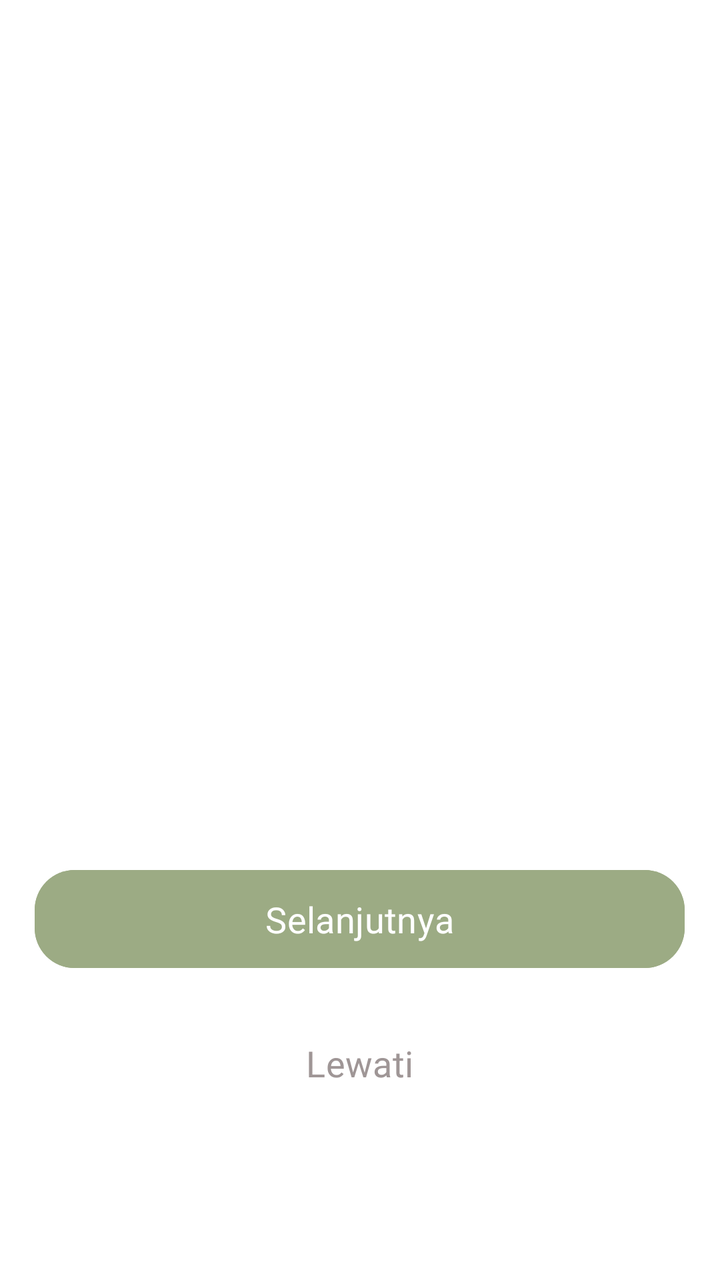
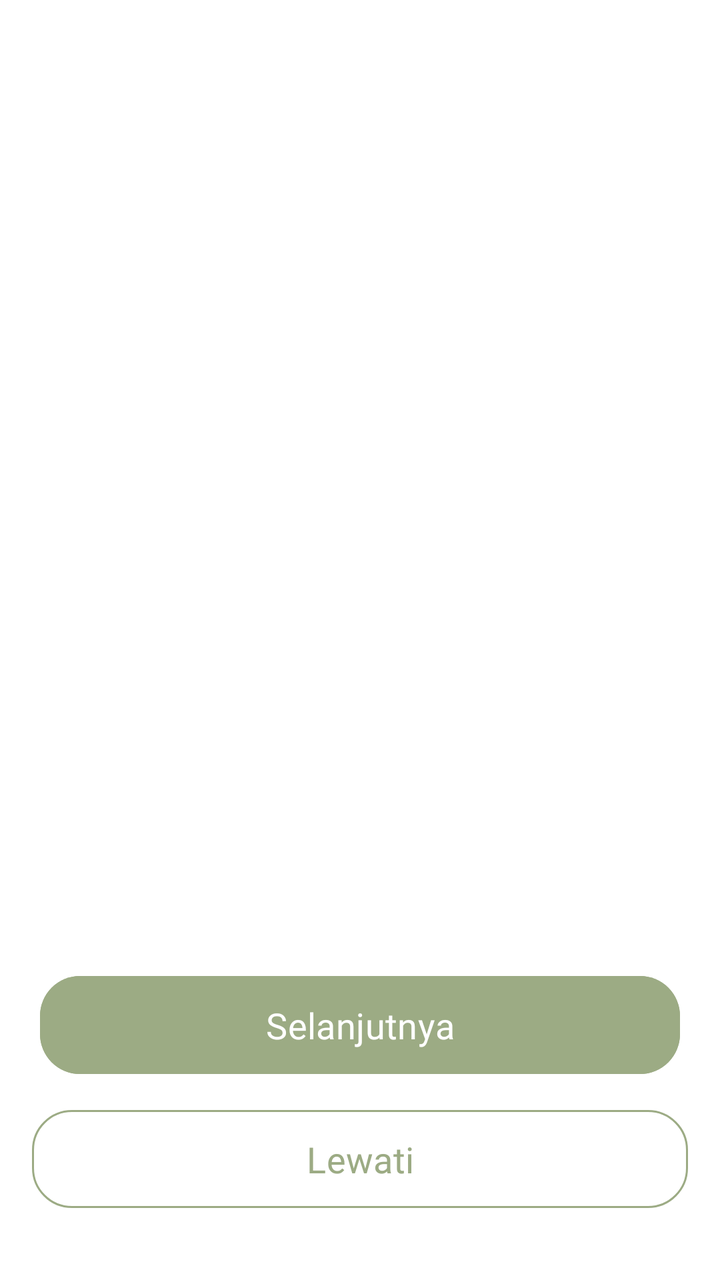

Compare the two renders of this Android layout. The source of the first and the diff that turns it into the second are given below.
<!-- AndroidManifest.xml: activity theme Theme.Rencangku -->
<!-- res/layout/activity_onboarding.xml -->
<LinearLayout xmlns:android="http://schemas.android.com/apk/res/android"
    xmlns:app="http://schemas.android.com/apk/res-auto"
    android:orientation="vertical"
    android:layout_width="match_parent"
    android:layout_height="match_parent"
    android:background="@color/white"
    android:gravity="center">

    <androidx.viewpager.widget.ViewPager
        android:id="@+id/viewPager"
        android:layout_width="match_parent"
        android:layout_height="0dp"
        android:layout_weight="1"
        android:layout_marginBottom="10dp"
        android:contentDescription="@string/onboarding_screens" />

    <FrameLayout
        android:id="@+id/onboarding_5"
        android:layout_width="match_parent"
        android:layout_height="match_parent"
        android:visibility="gone" />

    <Button
        android:id="@+id/nextButton"
        android:layout_width="325dp"
        android:layout_height="57dp"
        android:text="@string/next"
        android:layout_marginStart="20dp"
        android:layout_marginEnd="20dp"
        android:layout_marginBottom="5dp"
        app:cornerRadius="20dp"
        android:textSize="18sp"
        android:fontFamily="@font/poppins_semi_bold"
        android:backgroundTint="@color/primary"
        android:textColor="@android:color/white"/>

    <Button
        android:id="@+id/skipButton"
        android:layout_width="325dp"
        android:layout_height="57dp"
        android:text="@string/skip"
        android:layout_marginStart="16dp"
        android:layout_marginEnd="16dp"
        android:layout_marginTop="10dp"
        android:layout_marginBottom="80dp"
        app:cornerRadius="20dp"
        android:textSize="18sp"
        android:fontFamily="@font/poppins_semi_bold"
        android:backgroundTint="@color/onPrimary"
        android:textColor="#9F9696"/>

</LinearLayout>
<!-- resources referenced by this layout -->
<resources>
  <color name="onPrimary">#FFFFFF</color>
  <color name="primary">#9CAB84</color>
  <color name="white">#FFFFFFFF</color>
  <string name="next">Selanjutnya</string>
  <string name="onboarding_screens">Onboarding screens</string>
  <string name="skip">Lewati</string>
  <style name="Theme.Rencangku" parent="Theme.Material3.DayNight.NoActionBar">
          
      </style>
</resources>

<!-- the commit's change to res/layout/activity_onboarding.xml (unified diff, before → after) -->
@@ -1,52 +1,56 @@
-<LinearLayout xmlns:android="http://schemas.android.com/apk/res/android"
+<androidx.constraintlayout.widget.ConstraintLayout
+    xmlns:android="http://schemas.android.com/apk/res/android"
     xmlns:app="http://schemas.android.com/apk/res-auto"
-    android:orientation="vertical"
     android:layout_width="match_parent"
     android:layout_height="match_parent"
-    android:background="@color/white"
-    android:gravity="center">
+    android:background="@color/white">
 
+    
     <androidx.viewpager.widget.ViewPager
         android:id="@+id/viewPager"
-        android:layout_width="match_parent"
+        android:layout_width="0dp"
         android:layout_height="0dp"
-        android:layout_weight="1"
-        android:layout_marginBottom="10dp"
-        android:contentDescription="@string/onboarding_screens" />
+        android:contentDescription="@string/onboarding_screens"
+        app:layout_constraintTop_toTopOf="parent"
+        app:layout_constraintStart_toStartOf="parent"
+        app:layout_constraintEnd_toEndOf="parent"
+        app:layout_constraintBottom_toTopOf="@id/nextButton"
+        android:layout_marginBottom="16dp"/>
 
-    <FrameLayout
-        android:id="@+id/onboarding_5"
-        android:layout_width="match_parent"
-        android:layout_height="match_parent"
-        android:visibility="gone" />
-
+    
     <Button
         android:id="@+id/nextButton"
-        android:layout_width="325dp"
+        android:layout_width="0dp"
         android:layout_height="57dp"
         android:text="@string/next"
-        android:layout_marginStart="20dp"
-        android:layout_marginEnd="20dp"
-        android:layout_marginBottom="5dp"
-        app:cornerRadius="20dp"
         android:textSize="18sp"
         android:fontFamily="@font/poppins_semi_bold"
         android:backgroundTint="@color/primary"
-        android:textColor="@android:color/white"/>
+        android:textColor="@android:color/white"
+        app:cornerRadius="20dp"
+        app:layout_constraintBottom_toTopOf="@id/skipButton"
+        app:layout_constraintStart_toStartOf="parent"
+        app:layout_constraintEnd_toEndOf="parent"
+        android:layout_marginHorizontal="20dp"
+        android:layout_marginBottom="10dp"/>
 
+    
     <Button
         android:id="@+id/skipButton"
-        android:layout_width="325dp"
+        android:layout_width="0dp"
         android:layout_height="57dp"
         android:text="@string/skip"
-        android:layout_marginStart="16dp"
-        android:layout_marginEnd="16dp"
-        android:layout_marginTop="10dp"
-        android:layout_marginBottom="80dp"
-        app:cornerRadius="20dp"
         android:textSize="18sp"
         android:fontFamily="@font/poppins_semi_bold"
         android:backgroundTint="@color/onPrimary"
-        android:textColor="#9F9696"/>
+        android:textColor="@color/primary"
+        app:cornerRadius="20dp"
+        app:strokeWidth="1dp"
+        app:strokeColor="@color/primary"
+        app:layout_constraintBottom_toBottomOf="parent"
+        app:layout_constraintStart_toStartOf="parent"
+        app:layout_constraintEnd_toEndOf="parent"
+        android:layout_marginHorizontal="16dp"
+        android:layout_marginBottom="32dp"/>
 
-</LinearLayout>
+</androidx.constraintlayout.widget.ConstraintLayout>
